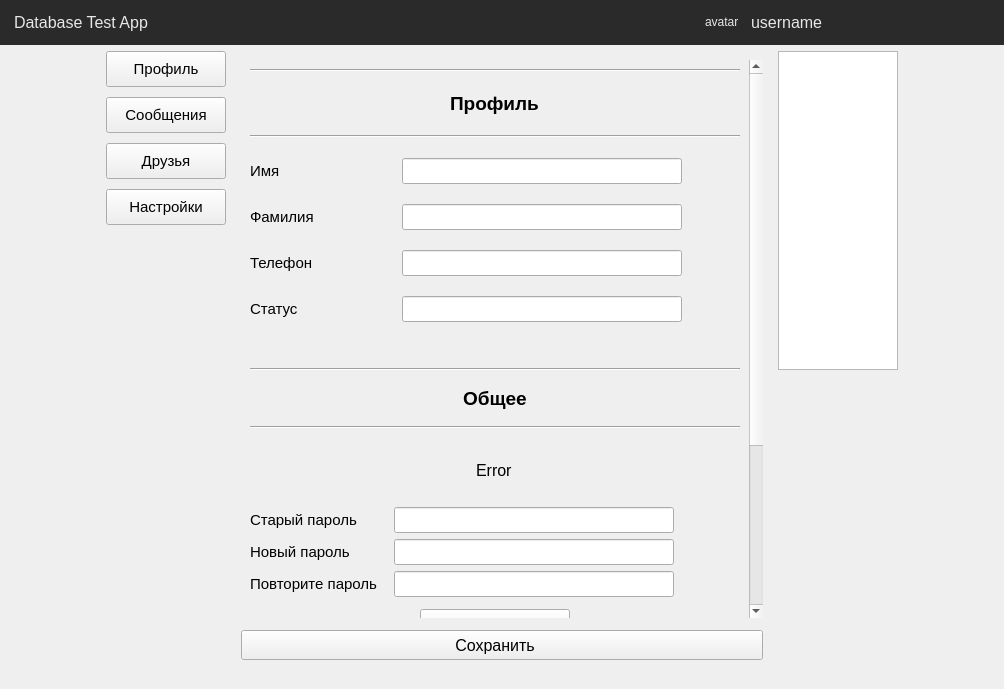
This is ui/mainwindow.ui in Korostast/chat-database-project as Qt 5 draws it before an edit. The edited form follows.
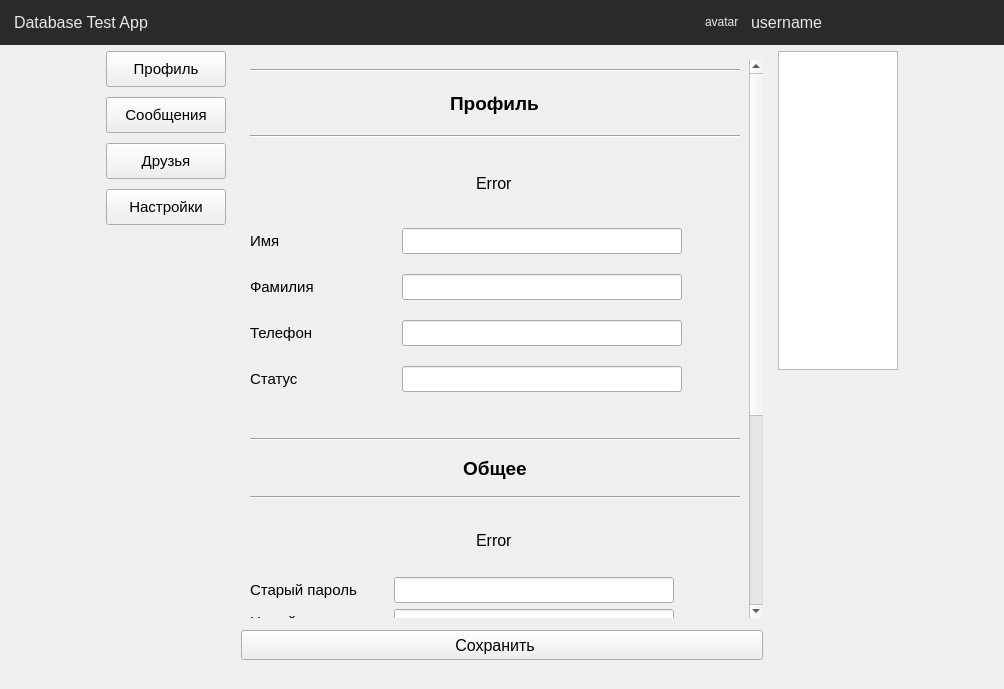
This is the edited form. Icons and pictures are not drawn. Custom widgets are drawn as their Qt base class.

Commit message: Implemented checks for phone number, firstname and lastname.

Patch:
```diff
--- a/ui/mainwindow.ui
+++ b/ui/mainwindow.ui
@@ -1769,9 +1769,9 @@
                  <property name="geometry">
                   <rect>
                    <x>0</x>
-                   <y>-292</y>
+                   <y>0</y>
                    <width>505</width>
-                   <height>846</height>
+                   <height>916</height>
                   </rect>
                  </property>
                  <layout class="QVBoxLayout" name="verticalLayout_4">
@@ -1841,6 +1841,33 @@
                        </property>
                       </widget>
                      </item>
+                     <item alignment="Qt::AlignHCenter">
+                      <widget class="QLabel" name="settings_profile_info_error_label">
+                       <property name="sizePolicy">
+                        <sizepolicy hsizetype="Preferred" vsizetype="Preferred">
+                         <horstretch>0</horstretch>
+                         <verstretch>0</verstretch>
+                        </sizepolicy>
+                       </property>
+                       <property name="minimumSize">
+                        <size>
+                         <width>0</width>
+                         <height>50</height>
+                        </size>
+                       </property>
+                       <property name="font">
+                        <font>
+                         <pointsize>12</pointsize>
+                        </font>
+                       </property>
+                       <property name="text">
+                        <string>Error</string>
+                       </property>
+                       <property name="wordWrap">
+                        <bool>true</bool>
+                       </property>
+                      </widget>
+                     </item>
                      <item>
                       <layout class="QGridLayout" name="gridLayout_15">
                        <item row="0" column="1">
```
The commit also changes 2 other files.
